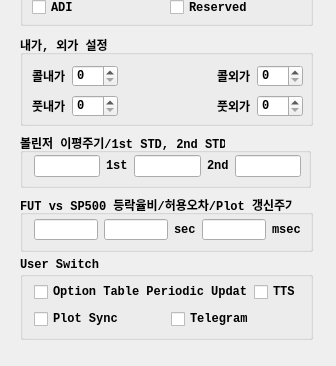
Old version of the form UI/realtimeitem.ui in the repository skygoldfish/SkyBot; both pictures show x 0 to 336 and y 525 to 891 of the 336 by 891 pixel window.
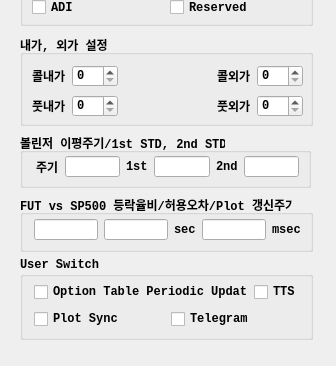
New version of the form.

Commit message: 소스정리

```diff
--- a/UI/realtimeitem.ui
+++ b/UI/realtimeitem.ui
@@ -529,16 +529,30 @@
    <property name="title">
     <string>볼린저 이평주기/1st STD, 2nd STD</string>
    </property>
-   <widget class="QWidget" name="layoutWidget">
+   <widget class="QWidget" name="">
     <property name="geometry">
      <rect>
-      <x>14</x>
-      <y>22</y>
-      <width>267</width>
-      <height>22</height>
+      <x>16</x>
+      <y>23</y>
+      <width>263</width>
+      <height>21</height>
      </rect>
     </property>
     <layout class="QHBoxLayout" name="horizontalLayout_2">
+     <item>
+      <widget class="QLabel" name="label_5">
+       <property name="font">
+        <font>
+         <family>Consolas</family>
+         <weight>75</weight>
+         <bold>true</bold>
+        </font>
+       </property>
+       <property name="text">
+        <string>주기</string>
+       </property>
+      </widget>
+     </item>
      <item>
       <widget class="QLineEdit" name="lineEdit_bb_period">
        <property name="alignment">
@@ -546,19 +560,6 @@
        </property>
       </widget>
      </item>
-     <item>
-      <spacer name="horizontalSpacer">
-       <property name="orientation">
-        <enum>Qt::Horizontal</enum>
-       </property>
-       <property name="sizeHint" stdset="0">
-        <size>
-         <width>40</width>
-         <height>20</height>
-        </size>
-       </property>
-      </spacer>
-     </item>
      <item>
       <widget class="QLabel" name="label_3">
        <property name="font">
```
The commit also changes 1 other file.
